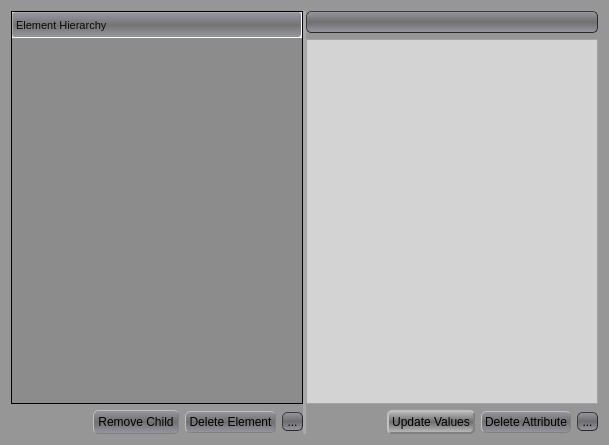
Before: the Qt Designer form GCXMLGenerator/forms/gcdestructiveeditdialog.ui in goblincoding/xmlmill, drawn with Qt 5.
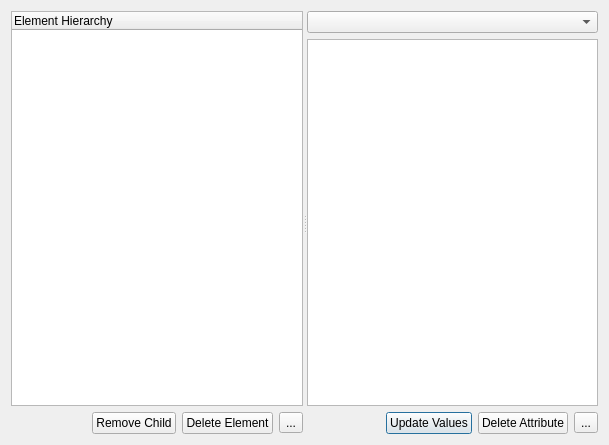
After: the same form once the commit is applied. Icons and pictures are not drawn.

Commit message: Extracted style sheet info to application level (easier to maintain in only one place).

What changed in the file:
```diff
--- a/GCXMLGenerator/forms/gcdestructiveeditdialog.ui
+++ b/GCXMLGenerator/forms/gcdestructiveeditdialog.ui
@@ -21,372 +21,7 @@
     <normaloff>:/resources/goblinicon.jpg</normaloff>:/resources/goblinicon.jpg</iconset>
   </property>
   <property name="styleSheet">
-   <string notr="true">QDialog
-{
-  background-color: rgba(150, 150, 150, 255);
-}
-
-QPushButton
-{
-  color: rgb(0, 0, 0);
-  background-color: qlineargradient(spread:reflect, x1:0.5, y1:0.5, x2:0.5, y2:1, stop:0 rgba(110, 110, 110, 240), stop:1 rgba(150, 150, 160, 255));
-  border-width: 1px;
-  border-radius: 5px;
-  border-color: gray;
-  border-style: outset;
-  font: 12px;
-  min-width: 5em;
-  min-height: 1em;
-  padding: 3px;
-}
-
-QPushButton:pressed
-{
-  color: rgb(190, 190, 190);
-  background-color: qlineargradient(spread:reflect, x1:0.5, y1:0.5, x2:0.5, y2:1, stop:0 rgba(150, 150, 160, 240), stop:1 rgba(110, 110, 125, 255));
-  border-style: inset;
-}
-
-QPushButton:default 
-{
-  border-color: gray;
-  border-width: 2px;   
-  background-color: qlineargradient(spread:reflect, x1:0.5, y1:0.5, x2:0.5, y2:1, stop:0 rgba(110, 110, 110, 255), stop:1 rgba(190, 190, 190, 255));
-}
-
-QToolButton
-{
-  background-color: qlineargradient(spread:reflect, x1:0.5, y1:0.5, x2:0.5, y2:1, stop:0 rgba(110, 110, 110, 255), stop:1 rgba(150, 150, 160, 255));
-  border-width: 1px;
-  border-radius: 5px;
-  border-color: rgb(40, 40, 40);
-  border-style: outset;
-}
-
-QToolButton:pressed
-{
-  background-color: qlineargradient(spread:reflect, x1:0.5, y1:0.5, x2:0.5, y2:1, stop:0 rgba(110, 110, 110, 255), stop:1 rgba(150, 150, 160, 255));
-  border-style: inset;
-}
-
-QComboBox
-{
-  color: rgb(250, 250, 250 );
-  background-color: qlineargradient(spread:reflect, x1:0.5, y1:0.5, x2:0.5, y2:1, stop:0 rgba(110, 110, 110, 240), stop:1 rgba(150, 150, 160, 255));
-  selection-background-color: rgb(90, 90, 90);
-  border-width: 1px;
-  border-radius: 5px;
-  border-color: rgb(40, 40, 40);
-  border-style: outset;
-  font: 12px;
-  min-width: 7em;
-  min-height: 1em;
-  padding: 2px;
-  text-align: right;
-}
-
-QComboBox::drop-down
-{
-  subcontrol-origin: padding;
-  subcontrol-position: top right;
-  left: -5px;
-  width: 18px;
-  border-left-color: transparent;
-  text-align: right;
-}
-
-QComboBox::down-arrow
-{
-  width: 17px;
-  height: 17px;
-  image: url(&quot;:/resources/downarrow.png&quot;);
-  opacity: 0.1;
-}
-
-QComboBox QAbstractItemView
-{
-  selection-color: rgb(20, 20, 20);
-  color: rgb(200, 200, 200);
-  selection-background-color: rgba(110, 110, 110, 255);
-}
-
-QComboBox:disabled
-{
-  color: rgb(0, 0, 0);
-  background-color:rgba(110, 110, 110, 255);
-}
-
-QListView
-{
-  border-width: 1px;
-  border-radius: 5px;
-  border-color: rgb(40, 40, 40);
-  border-style: inset;
-  background-color: qlineargradient(spread:pad, x1:0.767, y1:1, x2:1, y2:0, stop:0 rgba(40, 40, 40, 200), stop:1 rgba(120, 120, 120, 255));
-  font: 11px;
-  color: rgb(240, 240, 240);
-}
-
-QLabel
-{
-  background-color: rgba(140, 140, 140, 200);
-  border-radius: 6px;
-  padding: 1px;
-  font: 12px;
-}
-
-QLineEdit
-{
-  border-width: 1px;
-  border-radius: 5px;
-  border-color: rgb(90, 90, 90);
-  border-style: solid;
-  padding: 2 4px;
-  background-color: rgb(180, 180, 180);
-  selection-background-color: rgb(98, 96, 122);
-  font: 12px;
-}
-
-QLineEdit:disabled
-{
-  color: rgb(0, 0, 0);
-  background-color:rgba(110, 110, 110, 255);
-}
-
-QPlainTextEdit
-{
-  background-color: lightgray;
-  selection-background-color: rgba(120, 120, 130, 200);
-}
-
-QHeaderView::section 
-{
-  color: rgba(10, 10, 10, 255);
-  background-color: qlineargradient(spread:reflect, x1:0.5, y1:0.5, x2:0.5, y2:1, stop:0 rgba(110, 110, 110, 240), stop:1 rgba(150, 150, 160, 255));
-  border-width: 1px;
-  border-radius: 3px;
-  border-color: darkgray;
-  border-style: inset;
-  font: 11px;
-  min-width: 5em;
-  min-height: 1em;
-  padding: 3px;
-}
-
-QHeaderView::section:checked
-{
-  alternate-background-color: rgba(90, 90, 100, 255);
-}
-
-QHeaderView::down-arrow 
-{
-  image: url(&quot;:/resources/downarrow.png&quot;);
-}
-
-QHeaderView::up-arrow 
-{
-  image: url(&quot;:/resources/uparrow.png&quot;);
-}
-
-QTreeView
-{
-  border: 1px solid black;
-  color: rgba(10, 10, 10, 255);
-  background-color: rgba(140, 140, 140, 255);
-  alternate-background-color: rgba(120, 120, 130, 255);
-  selection-background-color: rgba(130, 130, 140, 200);
-  font: 13px;
-}
-
-QTreeView::branch:has-children:!has-siblings:closed, QTreeView::branch:closed:has-children:has-siblings
-{
-  border-image: none;
-  image: url(&quot;:/resources/rightarrow.png&quot;);
-}
-
-QTreeView::branch:open:has-children:!has-siblings, QTreeView::branch:open:has-children:has-siblings
-{
-  border-image: none;
-  image: url(&quot;:/resources/angledarrow.png&quot;);
-}
-
-QTreeView::branch:hover
-{
-  background-color: rgba(20, 20, 20, 200);
-}
-
-QTreeView::item:selected 
-{
-   color: rgba(20, 20, 20, 255);
-}
-
-QScrollBar:vertical 
-{
-  width: 17px;
-  margin: 18px 0 18px 0;
-  background-color: qlineargradient(spread:pad, x1:0.767, y1:1, x2:1, y2:0, stop:0 rgba(140, 140, 140, 200), stop:1 rgba(160, 160, 160, 255));
-  border-width: 1px;
-  border-color: rgb(40, 40, 40);
-  border-style: solid;
-  border-radius: 3px;
-}
-
-QScrollBar::handle:vertical 
-{
-  background-color: qlineargradient(spread:reflect, x1:0, y1:1, x2:0, y2:0.5, stop:0 rgba(50, 50, 50, 255), stop:1 rgba(150, 150, 150, 255));
-  width: 17px;
-  height: 17px;
-  image: url(&quot;:/resources/scrollgrip.png&quot;);
-  min-height: 3em;
-  border-color: rgb(40, 40, 40);
-  border-style: solid;
-  border-radius: 3px;
-}
-
-QScrollBar::add-line:vertical 
-{
-  border-color: rgba(40, 40, 40, 0);
-  height: 18px;
-  subcontrol-position: bottom;
-  subcontrol-origin: margin;
-}
-
-QScrollBar::sub-line:vertical 
-{
-  border-color: rgba(40, 40, 40, 0);
-  height: 18px;
-  subcontrol-position: top;
-  subcontrol-origin: margin;
-}
-
-QScrollBar::up-arrow:vertical
-{
-  width: 17px;
-  height: 17px;
-  image: url(&quot;:/resources/uparrow.png&quot;);
-  background-color: qlineargradient(spread:pad, x1:0.767, y1:1, x2:1, y2:0, stop:0 rgba(110, 110, 125, 255), stop:1 rgba(150, 150, 160, 255));
-  border-radius: 2px;
-}
-
-QScrollBar::up-arrow:vertical:pressed
-{
-  color: rgb(190, 190, 190);
-  background-color: rgba(50, 50, 50, 255);
-  border-style: inset;
-}
-
-QScrollBar::down-arrow:vertical 
-{
-  width: 17px;
-  height: 17px;
-  image: url(&quot;:/resources/downarrow.png&quot;);
-  background-color: qlineargradient(spread:pad, x1:0.767, y1:1, x2:1, y2:0, stop:0 rgba(110, 110, 125, 255), stop:1 rgba(150, 150, 160, 255));
-  border-radius: 2px;
-}
-
-QScrollBar::down-arrow:vertical:pressed
-{
-  color: rgb(190, 190, 190);
-  background-color: rgba(50, 50, 50, 255);
-  border-style: inset;
-}
-
-QScrollBar::add-page:vertical, QScrollBar::sub-page:vertical 
-{
-  background: none;
-}
-
-QScrollBar:horizontal 
-{
-  height: 17px;
-  margin: 0 18px 0 18px;
-  background-color: qlineargradient(spread:pad, x1:0.767, y1:1, x2:1, y2:0, stop:0 rgba(140, 140, 140, 200), stop:1 rgba(160, 160, 160, 255));
-  border-width: 1px;
-  border-color: rgb(40, 40, 40);
-  border-style: solid;
-  border-radius: 3px;
-}
-
-QScrollBar::handle:horizontal 
-{
-  background-color: qlineargradient(spread:reflect, x1:0, y1:1, x2:0, y2:0.5, stop:0 rgba(50, 50, 50, 255), stop:1 rgba(150, 150, 150, 255));
-  width: 17px;
-  height: 17px;
-  image: url(&quot;:/resources/scrollgriphorizontal.png&quot;);
-  min-width: 3em;
-  border-color: rgb(40, 40, 40);
-  border-style: solid;
-  border-radius: 3px;
-}
-
-QScrollBar::add-line:horizontal 
-{
-  border-color: rgba(40, 40, 40, 0);
-  width: 18px;
-  subcontrol-position: right;
-  subcontrol-origin: margin;
-}
-
-QScrollBar::sub-line:horizontal 
-{
-  border-color: rgba(40, 40, 40, 0);
-  width: 18px;
-  subcontrol-position: left;
-  subcontrol-origin: margin;
-}
-
-QScrollBar::left-arrow:horizontal
-{
-  width: 17px;
-  height: 17px;
-  image: url(&quot;:/resources/leftarrow.png&quot;);
-  background-color: qlineargradient(spread:pad, x1:0.767, y1:1, x2:1, y2:0, stop:0 rgba(110, 110, 125, 255), stop:1 rgba(150, 150, 160, 255));
-  border-radius: 2px;
-}
-
-QScrollBar::left-arrow:horizontal:pressed
-{
-  color: rgb(190, 190, 190);
-  background-color: rgba(50, 50, 50, 255);
-  border-style: inset;
-}
-
-QScrollBar::right-arrow:horizontal 
-{
-  width: 17px;
-  height: 17px;
-  image: url(&quot;:/resources/rightarrow.png&quot;);
-  background-color: qlineargradient(spread:pad, x1:0.767, y1:1, x2:1, y2:0, stop:0 rgba(110, 110, 125, 255), stop:1 rgba(150, 150, 160, 255));
-  border-radius: 2px;
-}
-
-QScrollBar::right-arrow:horizontal:pressed
-{
-  color: rgb(190, 190, 190);
-  background-color: rgba(50, 50, 50, 255);
-  border-style: inset;
-}
-
-QScrollBar::add-page:horizontal, QScrollBar::sub-page:horizontal 
-{
-  background: none;
-}
-
-QSplitter::handle
-{
-  background-color: darkgray
-}
-
-QSplitter::handle:vertical 
-{
-  height: 3px;
-}
-
-QSplitter::handle:pressed
-{
-  background-color: lightgray
-}
-</string>
+   <string notr="true"/>
   </property>
   <property name="modal">
    <bool>true</bool>
```
The commit also changes 7 other files.
